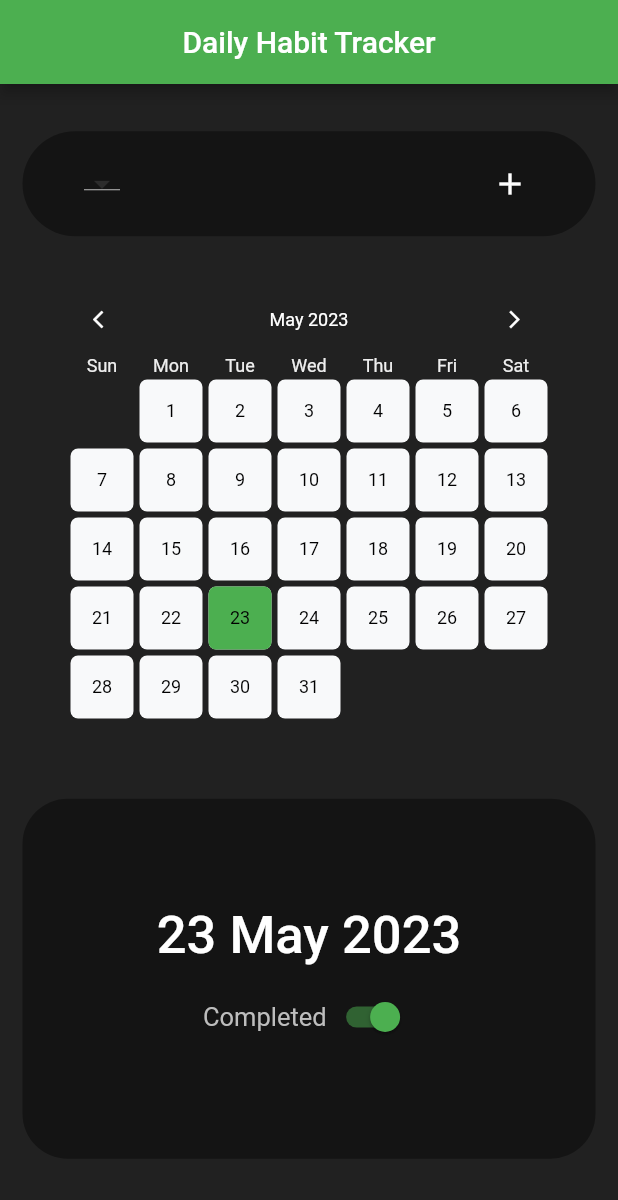
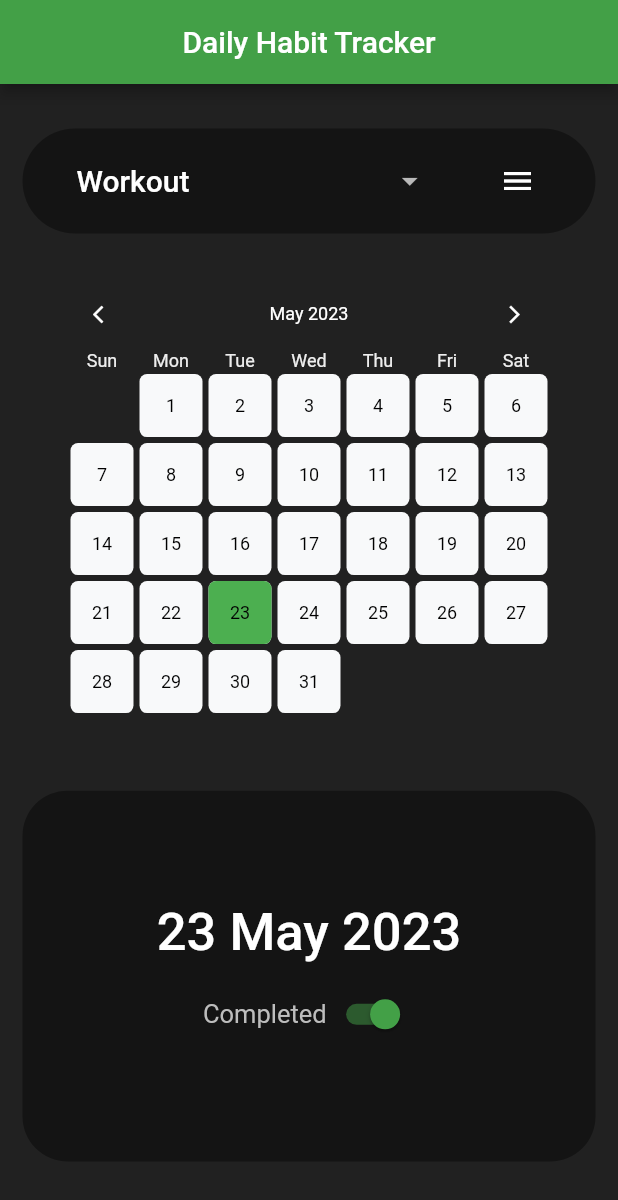
Before and after one commit to thenoisyninga/daily_habit_tracker, a Flutter app: the screen it shows after launch, on a phone screen of 412 x 824 dp. Shown: the top 1200 px of the screen. Run offline on Flutter 3.47's test engine with Material 2 defaults, Android fonts, the phone set to English and light mode, and no system bars; our stand-ins replace flutter_heatmap_calendar, hive_flutter; accounts and stored records are empty.

Commit message:
Added function to add habits.

```diff
--- a/lib/main.dart
+++ b/lib/main.dart
@@ -22,7 +22,7 @@ class MyApp extends StatelessWidget {
   // This widget is the root of your application.
   @override
   Widget build(BuildContext context) {
-    Color? primaryColor = Colors.green;
+    Color? primaryColor = Colors.green[600];
     Color? scaffoldBackgroundColor = Colors.grey[900];
     return ChangeNotifierProvider(
       create: (BuildContext context) => HabitDatabase(),
@@ -32,7 +32,7 @@ class MyApp extends StatelessWidget {
           scaffoldBackgroundColor: Colors.grey[900],
           colorScheme: ColorScheme(
             brightness: Brightness.dark,
-            primary: primaryColor,
+            primary: primaryColor!,
             onPrimary: Colors.white,
             secondary: primaryColor.withAlpha(190),
             onSecondary: Colors.white,
--- a/lib/pages/home.dart
+++ b/lib/pages/home.dart
@@ -1,5 +1,6 @@
 import 'package:daily_habit_tracker/db_ops/habit_database.dart';
 import 'package:daily_habit_tracker/helper/date_parse.dart';
+import 'package:daily_habit_tracker/widgets/habit_selector.dart';
 import 'package:flutter/material.dart';
 import 'package:flutter_heatmap_calendar/flutter_heatmap_calendar.dart';
 import 'package:hive_flutter/hive_flutter.dart';
@@ -43,47 +44,7 @@ class _HomePageState extends State<HomePage> {
               mainAxisAlignment: MainAxisAlignment.spaceEvenly,
               children: [
                 // Habit Selector
-                Container(
-                  alignment: Alignment.center,
-                  height: 70,
-                  decoration: BoxDecoration(
-                    borderRadius: BorderRadius.circular(90),
-                    color: const Color.fromARGB(255, 20, 20, 20),
-                  ),
-                  child: Padding(
-                    padding: const EdgeInsets.symmetric(horizontal: 8.0),
-                    child: Padding(
-                      padding: const EdgeInsets.symmetric(horizontal: 25),
-                      child: Row(
-                        mainAxisAlignment: MainAxisAlignment.spaceBetween,
-                        children: [
-                          // Choose Habit
-                          DropdownButton(
-                            padding: const EdgeInsets.all(8),
-                            value: value.selectedHabit,
-                            items: List.generate(
-                              value.habitList.length,
-                              (index) {
-                                String habitName = value.habitList[index];
-                                return DropdownMenuItem(
-                                  value: habitName,
-                                  child: Text(habitName),
-                                );
-                              },
-                            ),
-                            onChanged: (x) {},
-                          ),
-
-                          // Add Habit Button
-                          IconButton(
-                            icon: const Icon(Icons.add),
-                            onPressed: () {},
-                          ),
-                        ],
-                      ),
-                    ),
-                  ),
-                ),
+                const HabitSelector(),
 
                 // Heatmap Calendar
                 HeatMapCalendar(
@@ -113,7 +74,7 @@ class _HomePageState extends State<HomePage> {
                 Padding(
                   padding: const EdgeInsets.symmetric(vertical: 20),
                   child: Container(
-                    height: 240,
+                    height: MediaQuery.of(context).size.height * 0.3,
                     width: MediaQuery.of(context).size.width - (2 * 15),
                     decoration: BoxDecoration(
                       color: const Color.fromARGB(255, 20, 20, 20),
--- /dev/null
+++ b/lib/widgets/habit_selector.dart
@@ -0,0 +1,83 @@
+import 'package:daily_habit_tracker/db_ops/habit_database.dart';
+import 'package:daily_habit_tracker/dialogues/manage_habits.dart';
+import 'package:flutter/material.dart';
+import 'package:provider/provider.dart';
+
+class HabitSelector extends StatefulWidget {
+  const HabitSelector({super.key});
+
+  @override
+  State<HabitSelector> createState() => _HabitSelectorState();
+}
+
+class _HabitSelectorState extends State<HabitSelector> {
+  @override
+  Widget build(BuildContext context) {
+    return Consumer<HabitDatabase>(
+      builder: (BuildContext context, value, Widget? child) {
+        return Container(
+          alignment: Alignment.center,
+          height: 70,
+          decoration: BoxDecoration(
+            borderRadius: BorderRadius.circular(90),
+            color: const Color.fromARGB(255, 20, 20, 20),
+            // color: const Color.fromARGB(255, 20, 20, 20),
+          ),
+          child: Padding(
+            padding: const EdgeInsets.symmetric(horizontal: 8.0),
+            child: Padding(
+              padding: const EdgeInsets.symmetric(horizontal: 20),
+              child: Row(
+                mainAxisAlignment: MainAxisAlignment.spaceBetween,
+                children: [
+                  // Choose Habit
+                  DropdownButtonHideUnderline(
+                    child: DropdownButton(
+                      padding: const EdgeInsets.all(8),
+                      value: value.selectedHabit,
+                      items: List.generate(
+                        value.habitList.length,
+                        (index) {
+                          String habitName = value.habitList[index];
+                          return DropdownMenuItem(
+                            value: habitName,
+                            child: SizedBox(
+                              width: MediaQuery.of(context).size.width * 0.51,
+                              child: Text(
+                                habitName,
+                                style: const TextStyle(
+                                  fontSize: 20,
+                                  fontWeight: FontWeight.w500,
+                                ),
+                              ),
+                            ),
+                          );
+                        },
+                      ),
+                      onChanged: (selectedHabit) {
+                        if (selectedHabit != null) {
+                          setState(() {
+                            value.changeSelectedHabit(selectedHabit);
+                          });
+                        }
+                      },
+                    ),
+                  ),
+
+                  // Add Habit Button
+                  IconButton(
+                    icon: const Icon(Icons.menu),
+                    onPressed: () => showDialog(
+                      context: context,
+                      builder: (context) => const ManageHabits(),
+                    ),
+                  ),
+                ],
+              ),
+            ),
+          ),
+        );
+      },
+    );
+  }
+}
```
Also changed, not shown: lib/db_ops/habit_database.dart (+28 -3 lines), lib/dialogues/manage_habits.dart (added, +139 -0 lines), 1 other file.
